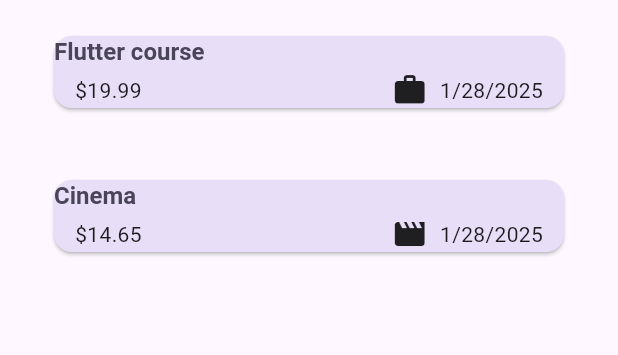
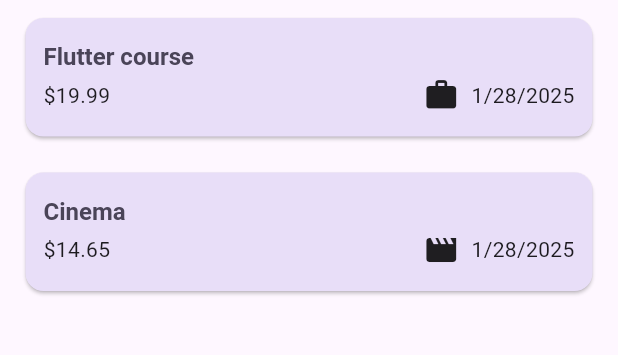
Before and after one commit to BigSteveAbdulmex/Expense-Tracker-App, a Flutter app: the screen it shows after launch, on a phone screen of 412 x 824 dp, the part 114-469 px from its top. Run offline on Flutter 3.47's test engine with Material 3 defaults, Android fonts, the phone set to English and light mode, and no system bars.

Commit message:
Tweaked the card to look better

```diff
--- a/lib/widgets/expenses_list/expense_item.dart
+++ b/lib/widgets/expenses_list/expense_item.dart
@@ -11,10 +11,15 @@ class ExpenseItem extends StatelessWidget {
   Widget build(BuildContext context) {
     return Padding(
       padding: const EdgeInsets.symmetric(
-        horizontal: 20,
-        vertical: 16,
+        horizontal: 1,
+        vertical: 4,
       ),
       child: Card(
+        child: Padding(
+          padding: const EdgeInsets.symmetric(
+            horizontal: 12,
+            vertical: 15.5,
+          ),
           child: Column(
             crossAxisAlignment: CrossAxisAlignment.start,
             children: [
@@ -24,7 +29,7 @@ class ExpenseItem extends StatelessWidget {
               ),
               const SizedBox(height: 4),
               Padding(
-              padding: const EdgeInsets.symmetric(horizontal: 14),
+                padding: const EdgeInsets.symmetric(horizontal: 0),
                 child: Row(
                   children: [
                     Text('\$${expense.amount.toStringAsFixed(2)}'),
@@ -42,6 +47,7 @@ class ExpenseItem extends StatelessWidget {
             ],
           ),
         ),
+      ),
     );
   }
 }
```
Lines whose indentation alone changed are shown as unchanged.
